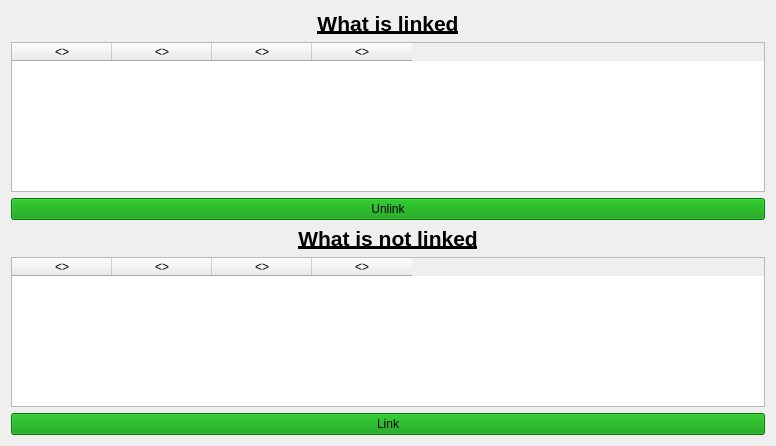
Old version of the form connectiondialog.ui in the repository maggawaage/skil3.
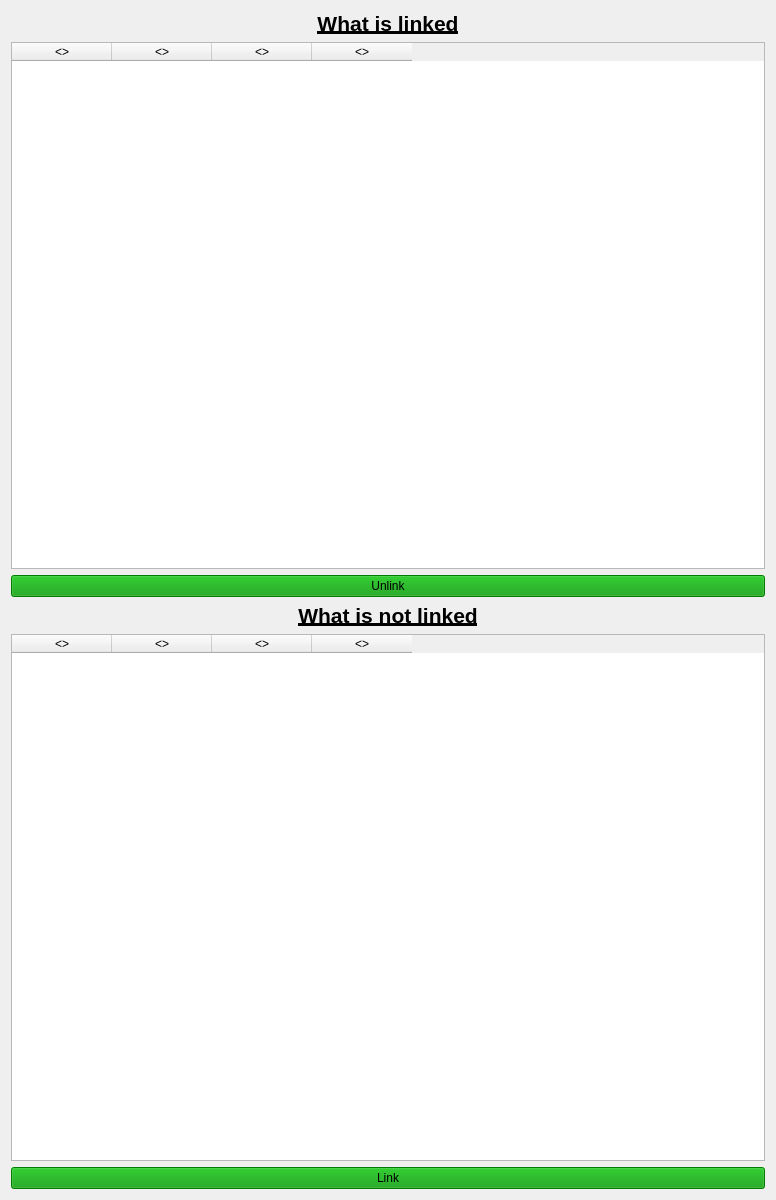
New version of the form.

What changed in the file:
```diff
--- a/connectiondialog.ui
+++ b/connectiondialog.ui
@@ -7,9 +7,15 @@
     <x>0</x>
     <y>0</y>
     <width>776</width>
-    <height>446</height>
+    <height>1200</height>
    </rect>
   </property>
+  <property name="minimumSize">
+   <size>
+    <width>700</width>
+    <height>1200</height>
+   </size>
+  </property>
   <property name="windowTitle">
    <string>Dialog</string>
   </property>
```
